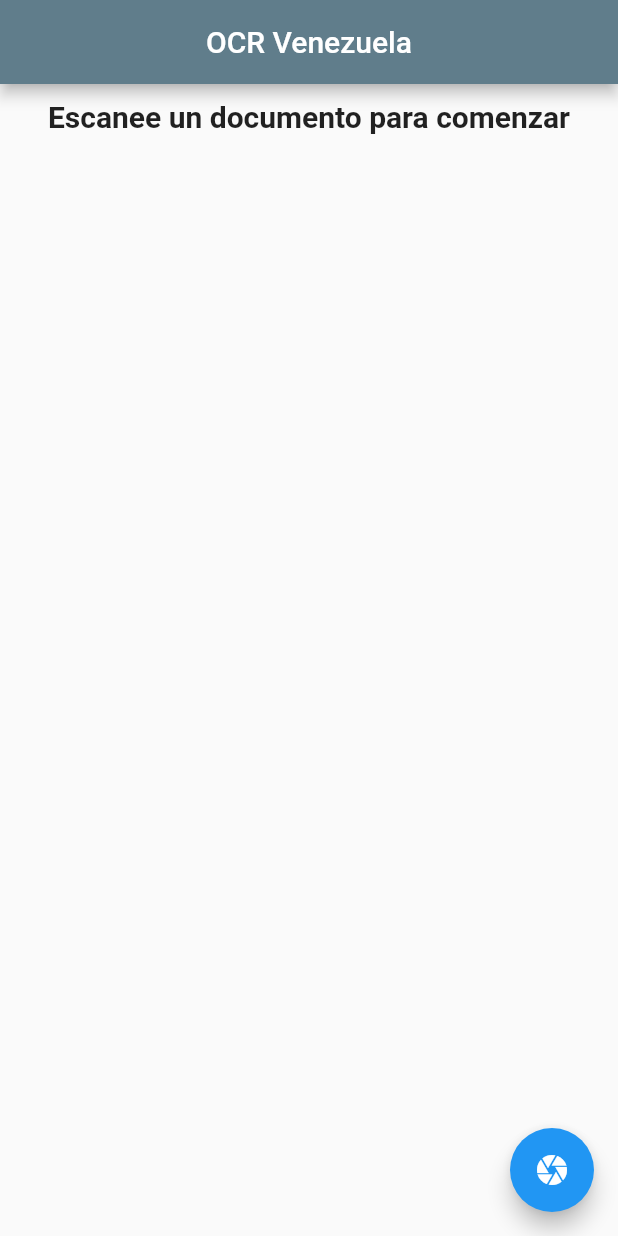
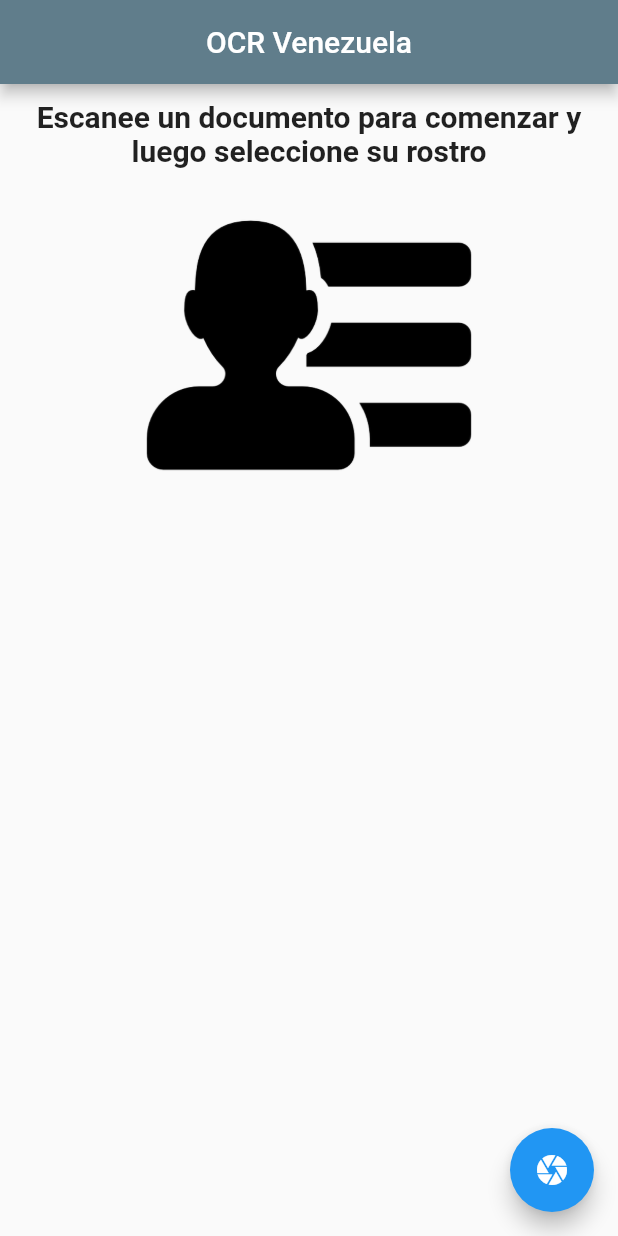
Before and after one commit to josemanrrique/validatedata, a Flutter app: the screen it shows after launch, on a phone screen of 412 x 824 dp. Run offline on Flutter 3.47's test engine with Material 2 defaults, Android fonts, the phone set to English and light mode, and no system bars; our stand-ins replace image_picker; missing offline and left inert: crop_image, flutter_tesseract_ocr.

Commit message:
modificated flujo

```diff
--- a/lib/models/datatext.model.dart
+++ b/lib/models/datatext.model.dart
@@ -4,7 +4,7 @@ import 'package:flutter_tesseract_ocr/flutter_tesseract_ocr.dart';
 import 'package:readdata/models/informationDocuments.model.dart';
 
 class DataTextExtract {
-  static Future<InformationDocuments> captureData(PickedFile? pickedFile, Image image) async {
+  static Future<InformationDocuments> captureData(PickedFile? pickedFile, Image image, PickedFile? selfie) async {
     // File? _pickedImage;
     // _pickedImage = await ImagePicker.platform.pickImage(source: ImageSource.gallery);
     InformationDocuments extractText = InformationDocuments("");
@@ -16,7 +16,7 @@ class DataTextExtract {
                 "psm": "4",
                 "preserve_interword_spaces": "1",
               }),
-          path: pickedFile.path, imageFace: image);
+          path: pickedFile.path, imageFace: image, selfiePath: selfie!.path);
       // _extractText = await FlutterTesseractOcr.extractText(pickedFile.path, language: 'spa+eng',
       //   args: {
       //     "psm": "4",
@@ -29,7 +29,7 @@ class DataTextExtract {
   static Future<PickedFile?> readPhoto() async {
     final picker = ImagePicker();
     PickedFile? pickedFile =
-        await picker.getImage(source: ImageSource.camera, imageQuality: 80);
+        await picker.getImage(source: ImageSource.gallery, imageQuality: 50);
     return pickedFile;
   }
 }
--- a/lib/models/informationDocuments.model.dart
+++ b/lib/models/informationDocuments.model.dart
@@ -10,16 +10,18 @@ class InformationDocuments {
   String? lastname;
   String? dateOfBirth;
   File? photoDocumen;
+  File? selfie;
   Image? imageDNIFace;
   bool active = false;
 
-  InformationDocuments(dataRaw,{ String? path, Image? imageFace}) {
+  InformationDocuments(dataRaw,{ String? path, Image? imageFace,  String? selfiePath}) {
     if (dataRaw != "") {
       this.dataRaw = dataRaw;
       _extractText(dataRaw);
       photoDocumen = File(path!);
+      selfie = File(selfiePath!);
       if(imageFace != null)
-        imageDNIFace = imageFace;
+        this.imageDNIFace = imageFace;
       hasData = true;
     }
   }
--- a/lib/pages/home.page.dart
+++ b/lib/pages/home.page.dart
@@ -19,7 +19,7 @@ class HomePage extends StatefulWidget {
 class _HomePageState extends State<HomePage> {
   bool _loading = false;
   InformationDocuments _extractText = InformationDocuments("");
-  final controller = CropController(
+  CropController controller = CropController(
     aspectRatio: 1,
     defaultCrop: const Rect.fromLTRB(0.1, 0.1, 0.9, 0.9),
   );
@@ -65,6 +65,8 @@ class _HomePageState extends State<HomePage> {
     } else if (step == 2) {
       return const Icon(Icons.crop);
     } else if (step == 3) {
+      return const Icon(Icons.camera);
+    } else if (step == 4) {
       return const Icon(Icons.restore_rounded);
     } else {
       return const Icon(Icons.camera);
@@ -76,15 +78,23 @@ class _HomePageState extends State<HomePage> {
       _pickedFile = await DataTextExtract.readPhoto();
       step = 2;
     } else if (step == 2) {
+      step = 3;
+    } else if (step == 3) {
+      final imageFace = await controller.croppedImage();
+      final selfie = await DataTextExtract.readPhoto();
       _loading = true;
-      step = 3;
+      step = 4;
       setState(() {});
-      final imageFace = await controller.croppedImage();
-      _extractText = await DataTextExtract.captureData(_pickedFile, imageFace);
+      _extractText =
+          await DataTextExtract.captureData(_pickedFile, imageFace, selfie);
       _loading = false;
     } else {
       step = 1;
       _extractText = InformationDocuments("");
+      controller = CropController(
+        aspectRatio: 1,
+        defaultCrop: const Rect.fromLTRB(0.1, 0.1, 0.9, 0.9),
+      );
     }
     setState(() {});
   }
@@ -95,7 +105,9 @@ class _HomePageState extends State<HomePage> {
     } else if (step == 2) {
       return _getStep2();
     } else if (step == 3) {
-      return _loading ? _getLoading() : _getStep3();
+      return _getStep3();
+    } else if (step == 4) {
+      return _loading ? _getLoading() : _getStep4();
     } else {
       return _getStep1();
     }
@@ -107,17 +119,22 @@ class _HomePageState extends State<HomePage> {
     } else if (step == 2) {
       return "Seleccione el rostro";
     } else if (step == 3) {
+      return "Seleccione el rostro";
+    } else if (step == 4) {
+      return _loading ? "Extrayendo datos" : "Datos extraidos";
+    } else if (step == 5) {
       return _loading ? "Extrayendo datos" : "Datos extraidos";
     } else {
       return "OCR Venezuela";
     }
   }
+
   _getStep1() {
     return ListView(
       children: [
         Container(
           child: const Text(
-            "Escanee un documento para comenzar",
+            "Escanee un documento para comenzar y luego seleccione su rostro",
             textAlign: TextAlign.center,
             style: TextStyle(
               fontWeight: FontWeight.bold,
@@ -125,12 +142,21 @@ class _HomePageState extends State<HomePage> {
             ),
           ),
           padding: const EdgeInsets.only(top: 10.0),
-        )
+        ),
+        Container(
+          child: const Image(
+              image: AssetImage(
+                'assets/document.png',
+              ),
+              fit: BoxFit.cover),
+          padding: const EdgeInsets.only(top: 10.0),
+        ),
       ],
     );
   }
 
   _getStep2() {
+    //revisar
     final img = File(_pickedFile!.path);
     return Center(
       child: Padding(
@@ -141,19 +167,35 @@ class _HomePageState extends State<HomePage> {
         ),
       ),
     );
-    // return Column(children: [
-    //   Expanded(
-    //     child: CustomImageCrop(
-    //       cropController: controller,
-    //       // image: const AssetImage('assets/test.png'), // Any Imageprovider will work, try with a NetworkImage for example...
-    //       image: FileImage(img),
-    //       shape: CustomCropShape.Square,
-    //     ),
-    //   )
-    // ]);
   }
 
   _getStep3() {
+    return ListView(
+      children: [
+        Container(
+          child: const Text(
+            "Tome una foto de su rostro",
+            textAlign: TextAlign.center,
+            style: TextStyle(
+              fontWeight: FontWeight.bold,
+              fontSize: 20,
+            ),
+          ),
+          padding: const EdgeInsets.only(top: 10.0),
+        ),
+        Container(
+          child: const Image(
+              image: AssetImage(
+                'assets/selfie.png',
+              ),
+              fit: BoxFit.cover),
+          padding: const EdgeInsets.only(top: 10.0),
+        ),
+      ],
+    );
+  }
+
+  _getStep4() {
     return ListView(
       children: [
         _extractText.hasData
```
Also changed, not shown: assets/document.png (added), assets/selfie.png (added). Lines whose indentation alone changed are shown as unchanged.
